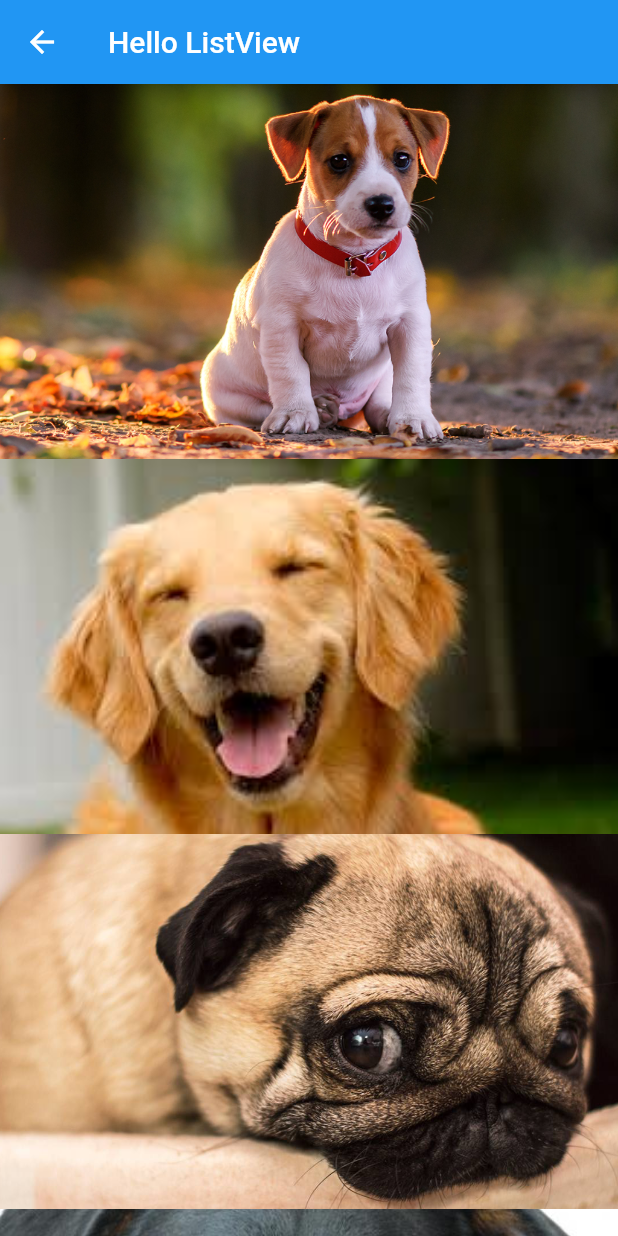
After one commit to FrancaTM/flutter-hello, a Flutter app: the HelloListView screen opened directly, on a phone screen of 412 x 824 dp. The commit adds this screen. Run offline on Flutter 3.47's test engine with Material 2 defaults, Android fonts, the phone set to English and light mode, and no system bars.

Commit message:
adiciona listview

```diff
--- a/lib/home_page.dart
+++ b/lib/home_page.dart
@@ -1,5 +1,5 @@
 import 'package:flutter/material.dart';
-import 'package:flutter_hello/pages/hello_page1.dart';
+import 'package:flutter_hello/pages/hello_listview.dart';
 import 'package:flutter_hello/pages/hello_page2.dart';
 import 'package:flutter_hello/pages/hello_page3.dart';
 
@@ -62,7 +62,7 @@ class _HomePageState extends State<HomePage> {
     return Row(
       mainAxisAlignment: MainAxisAlignment.spaceEvenly,
       children: <Widget>[
-        _buildButton('Page 1', () => _onPressedPage(HelloPage1())),
+        _buildButton('ListView', () => _onPressedPage(HelloListView())),
         _buildButton('Page 2', () => _onPressedPage(HelloPage2())),
         _buildButton('Page 3', () => _onPressedPage(HelloPage3())),
       ],
--- /dev/null
+++ b/lib/pages/hello_listview.dart
@@ -0,0 +1,40 @@
+import 'package:flutter/material.dart';
+
+class HelloListView extends StatelessWidget {
+  @override
+  Widget build(BuildContext context) {
+    return Scaffold(
+      appBar: AppBar(
+        title: Text('Hello ListView'),
+      ),
+      body: Container(
+        child: _buildListView(),
+      ),
+    );
+  }
+
+  _buildListView() {
+    List<String> dogs = List.generate(50, (index) {
+      return 'assets/images/dog${index % 5 + 1}.png';
+    });
+
+    for (String s in dogs) {
+      print(s);
+    }
+
+    return ListView.builder(
+      itemExtent: 250,
+      itemCount: dogs.length,
+      itemBuilder: (context, index) {
+        return _buildImage(dogs[index]);
+      },
+    );
+  }
+
+  Image _buildImage(String image) {
+    return Image.asset(
+      image,
+      fit: BoxFit.cover,
+    );
+  }
+}
```
